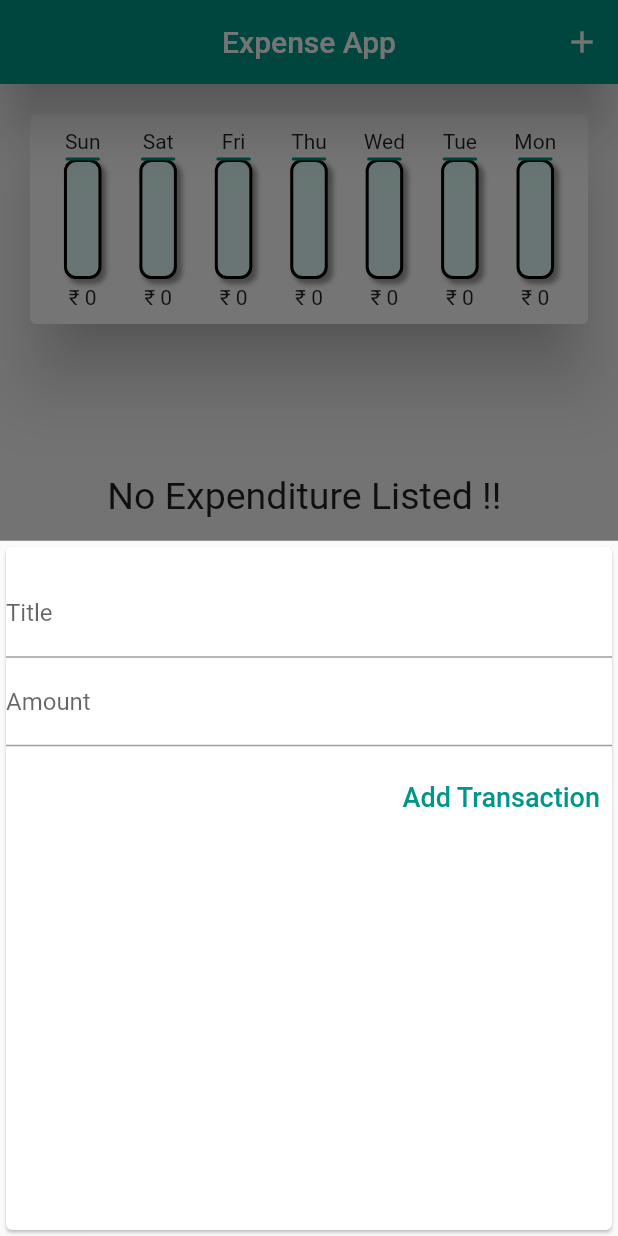
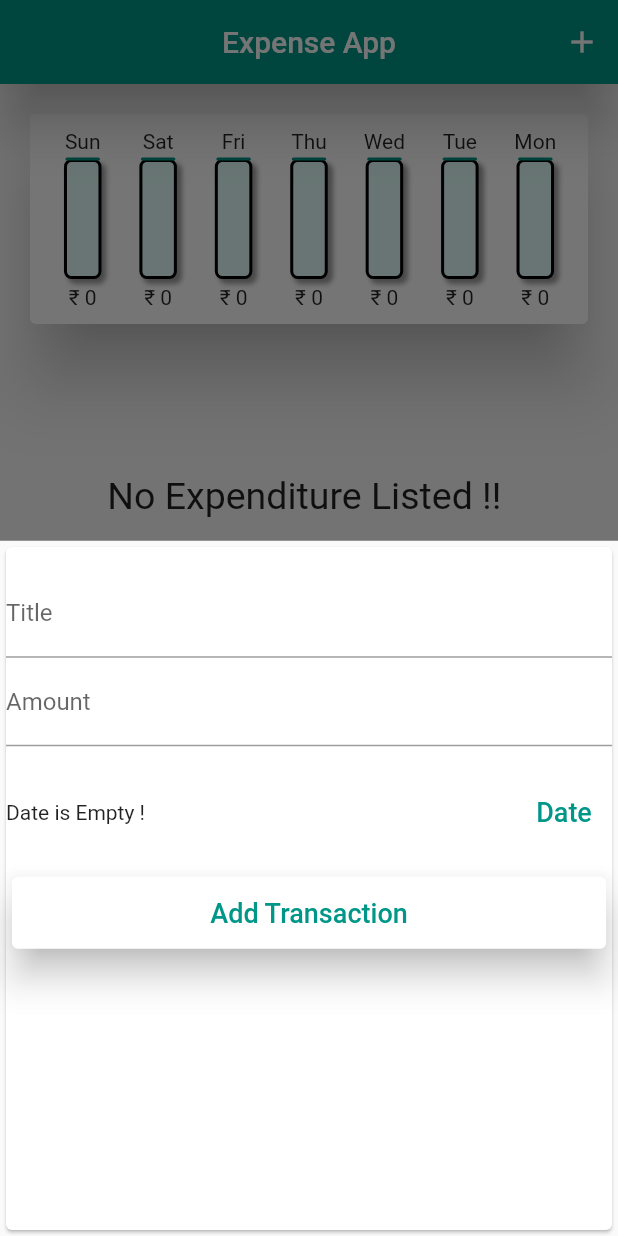
Before and after one commit to PriyangshuJS/Expense-App, a Flutter app: the screen it shows after launch, after a tap on the "add" icon, on a phone screen of 412 x 824 dp. Run offline on Flutter 3.47's test engine with Material 2 defaults, Android fonts, the phone set to English and light mode, and no system bars.

Commit message:
3rd Module Completed

```diff
--- a/lib/main.dart
+++ b/lib/main.dart
@@ -15,9 +15,7 @@ class ExpenseApp extends StatelessWidget {
     return MaterialApp(
       debugShowCheckedModeBanner: false,
       title: "Expense App",
-      theme: ThemeData(
-        primarySwatch: Colors.teal,
-      ),
+      theme: ThemeData(primarySwatch: Colors.teal),
       home: HomePage(),
     );
   }
@@ -46,12 +44,12 @@ class _HomePageState extends State<HomePage> {
     }).toList();
   }
 
-  void _addTransaction(String txitle, int txamount) {
+  void _addTransaction(String txitle, int txamount, DateTime txdate) {
     final newtx = Transaction(
       id: ((_usertransaction.length) + 1).toString(),
       title: txitle,
       amount: txamount,
-      date: DateTime.now(),
+      date: txdate,
     );
 
     setState(() {
@@ -66,6 +64,12 @@ class _HomePageState extends State<HomePage> {
         return NewTransaction(_addTransaction);
       },
     );
+  }
+
+  void _deletetransaction(String id) {
+    setState(() {
+      _usertransaction.removeWhere((tx) => tx.id == id);
+    });
   }
 
   @override
@@ -96,7 +100,7 @@ class _HomePageState extends State<HomePage> {
             const SizedBox(
               height: 10,
             ),
-            TransactionList(_usertransaction),
+            TransactionList(_usertransaction, _deletetransaction),
           ],
         ),
       ),
--- a/lib/widget/chartbar.dart
+++ b/lib/widget/chartbar.dart
@@ -26,7 +26,7 @@ class ChartBar extends StatelessWidget {
                 decoration: BoxDecoration(
                   border: Border.all(width: 2),
                   color: const Color.fromARGB(255, 226, 255, 252),
-                  borderRadius: BorderRadius.circular(8),
+                  borderRadius: BorderRadius.circular(5),
                   boxShadow: const [
                     BoxShadow(
                       color: Colors.grey,
@@ -43,7 +43,7 @@ class ChartBar extends StatelessWidget {
                   decoration: BoxDecoration(
                     border: Border.all(width: 2),
                     color: Theme.of(context).primaryColor,
-                    borderRadius: BorderRadius.circular(8),
+                    borderRadius: BorderRadius.circular(5),
                   ),
                 ),
               ),
--- a/lib/widget/new_tansaction.dart
+++ b/lib/widget/new_tansaction.dart
@@ -1,4 +1,5 @@
 import 'package:flutter/material.dart';
+import 'package:intl/intl.dart';
 
 class NewTransaction extends StatefulWidget {
   final Function addtx;
@@ -10,28 +11,41 @@ class NewTransaction extends StatefulWidget {
 
 class _NewTransactionState extends State<NewTransaction> {
   final titleController = TextEditingController();
-
   final amountController = TextEditingController();
+  DateTime? userdate;
 
   void onSubmit() {
     final titlesub = titleController.text;
     final amountsub = int.parse(amountController.text);
-    if (titlesub.isEmpty || amountsub <= 0) {
+    if (titlesub.isEmpty || amountsub <= 0 || userdate == null) {
       return;
     }
-    widget.addtx(titlesub, amountsub);
+    widget.addtx(titlesub, amountsub, userdate);
     Navigator.pop(context, true);
+  }
+
+  void datepicker() {
+    showDatePicker(
+      context: context,
+      initialDate: DateTime.now(),
+      firstDate: DateTime(2023),
+      lastDate: DateTime.now(),
+    ).then((datepicked) {
+      if (datepicked == null) {
+        return;
+      }
+      setState(() {
+        userdate = datepicked;
+      });
+    });
   }
 
   @override
   Widget build(BuildContext context) {
     return Card(
-      child: Column(
-        crossAxisAlignment: CrossAxisAlignment.end,
+      child: ListView(
         children: [
-          const SizedBox(
-            height: 15,
-          ),
+          const SizedBox(height: 15),
           TextFormField(
             decoration: const InputDecoration(labelText: "Title"),
             controller: titleController,
@@ -43,14 +57,34 @@ class _NewTransactionState extends State<NewTransaction> {
             keyboardType: TextInputType.number,
             onChanged: (_) => onSubmit,
           ),
-          const SizedBox(
-            height: 10,
+          const SizedBox(height: 20),
+          Row(
+            mainAxisAlignment: MainAxisAlignment.spaceAround,
+            children: [
+              Expanded(
+                child: Text(
+                  userdate == null
+                      ? "Date is Empty !"
+                      : "Date Picked : ${DateFormat.yMd().format(userdate!)}",
+                ),
+              ),
+              TextButton(
+                  onPressed: datepicker,
+                  child: const Text(
+                    "Date",
+                    style: TextStyle(fontSize: 18),
+                  )),
+            ],
           ),
-          TextButton(
-            onPressed: onSubmit,
-            child: const Text(
-              "Add Transaction",
-              style: TextStyle(fontSize: 18),
+          const SizedBox(height: 15),
+          Card(
+            elevation: 10,
+            child: TextButton(
+              onPressed: onSubmit,
+              child: const Text(
+                "Add Transaction",
+                style: TextStyle(fontSize: 18),
+              ),
             ),
           ),
         ],
```
Also changed, not shown: lib/widget/transaction_list.dart (+10 -14 lines).
